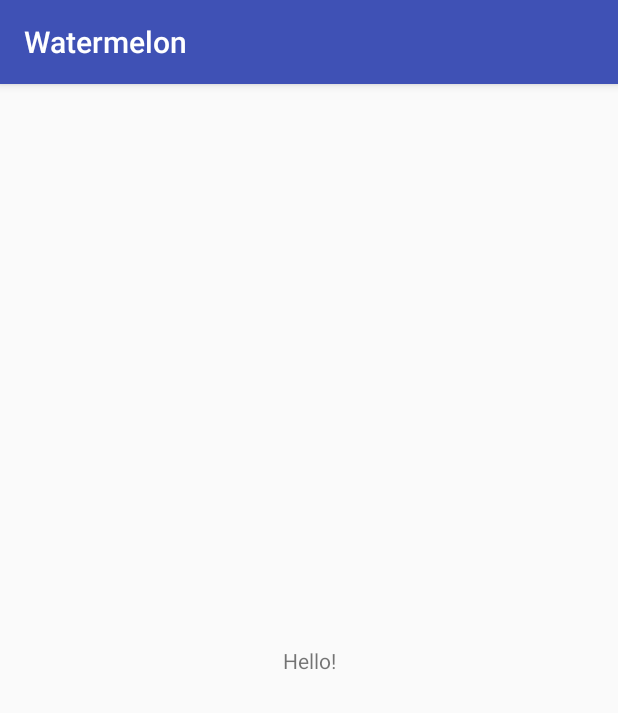
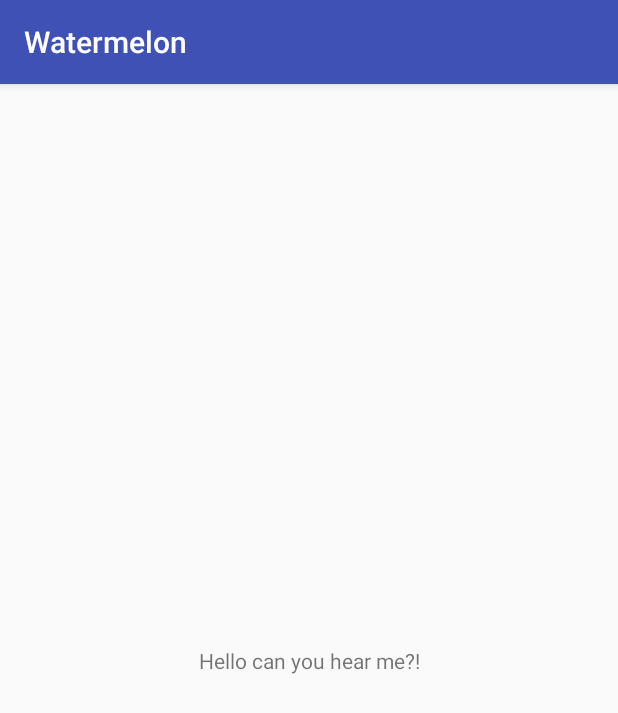
Before and after one commit to stluo/FourierWatermelon, an Android app: the screen it shows after launch (MainActivity), on a phone screen of 412 x 824 dp. Shown: the top 713 px of the screen. Run offline under Robolectric (Android 15) with nearby library versions, the phone set to English and light mode, and no system bars.

Commit message:
trying to commit

```diff
--- a/app/src/main/res/layout/activity_main.xml
+++ b/app/src/main/res/layout/activity_main.xml
@@ -9,7 +9,7 @@
     <TextView
         android:layout_width="wrap_content"
         android:layout_height="wrap_content"
-        android:text="Hello!"
+        android:text="Hello can you hear me?!"
         app:layout_constraintBottom_toBottomOf="parent"
         app:layout_constraintLeft_toLeftOf="parent"
         app:layout_constraintRight_toRightOf="parent"
```
Also changed, not shown: 2 other files.
